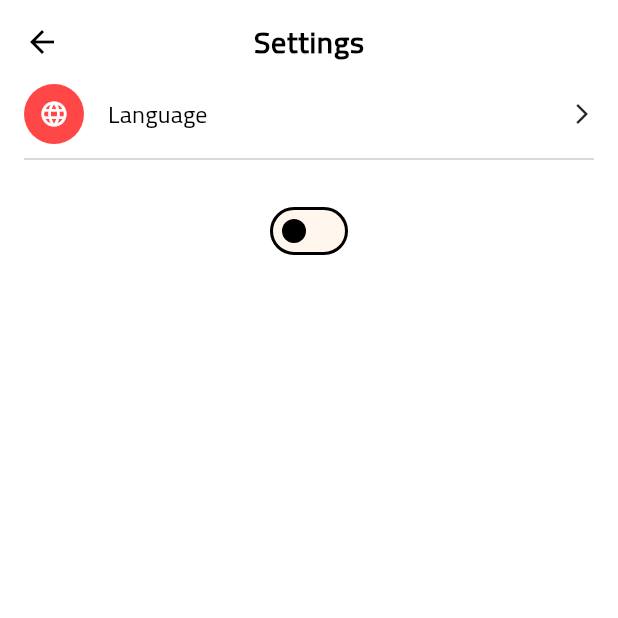
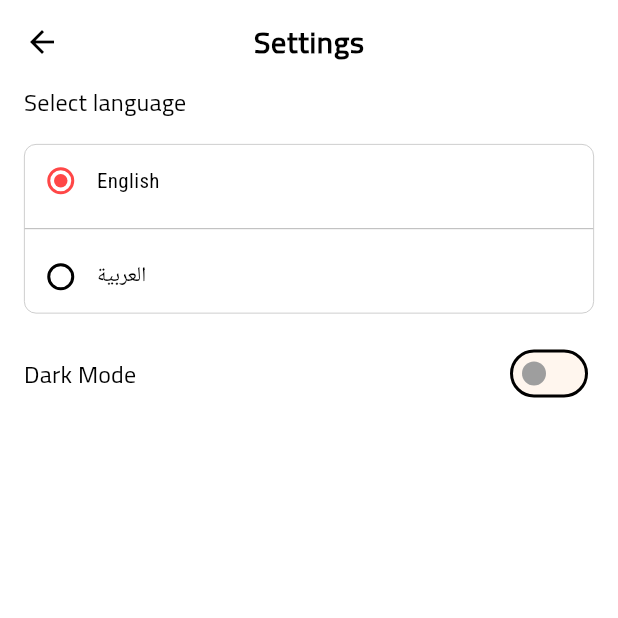
Before and after one commit to AhmedOmran22/Blood-Bank-Application, a Flutter app: the SettingsView screen opened by its route, on a phone screen of 412 x 824 dp, the top half of it. Run offline on Flutter 3.47's test engine with Material 3 defaults, Android fonts, the phone set to English and light mode, and no system bars; our stand-ins replace cloud_firestore, dartz, dio, easy_localization, firebase_auth, firebase_core and 11 more; accounts and stored records are empty.

Commit message:
add theme swithcer and change language from adio widget

```diff
--- a/assets/translations/ar.json
+++ b/assets/translations/ar.json
@@ -75,6 +75,8 @@
     "Blood Given":"دم معطى",
     "Posts":"منشورات",
     "See All":"اظهار الكل",
+    "Select language": "اختر اللغة",
+    "Dark Mode": "الوضع الداكن",
 
 
     "English": "اللغة الانجليزية",
--- a/assets/translations/en.json
+++ b/assets/translations/en.json
@@ -75,6 +75,8 @@
     "Blood Given":"Blood Given",
     "Posts":"Posts",
     "See All":"See All",
+    "Select language": "Select language",
+    "Dark Mode": "Dark Mode",
 
 
     "English": "English",
--- a/lib/features/more/presentation/views/more_view.dart
+++ b/lib/features/more/presentation/views/more_view.dart
@@ -10,7 +10,7 @@ class MoreView extends StatelessWidget {
       appBar: AppBar(
         centerTitle: true,
         title: Text(
-          "Settings",
+          "More",
           style: Theme.of(context).textTheme.bodyLarge,
         ),
       ),
--- a/lib/features/more/presentation/views/widgets/more_item.dart
+++ b/lib/features/more/presentation/views/widgets/more_item.dart
@@ -15,7 +15,7 @@ class MoreItem extends StatelessWidget {
   @override
   Widget build(BuildContext context) {
     return Column(
-      spacing: 2,
+      // spacing: 2,
       children: [
         GestureDetector(
           onTap: onTap,
--- a/lib/features/more/presentation/views/widgets/more_view_body.dart
+++ b/lib/features/more/presentation/views/widgets/more_view_body.dart
@@ -15,7 +15,7 @@ class MoreViewBody extends StatelessWidget {
       child: Padding(
         padding: const EdgeInsets.symmetric(horizontal: 16),
         child: Column(
-          spacing: 16,
+          spacing: 8,
           children: [
             const UserInformationHeader(),
             MoreItem(
--- /dev/null
+++ b/lib/features/more/presentation/views/widgets/select_languauge_item.dart
@@ -0,0 +1,52 @@
+import 'package:easy_localization/easy_localization.dart';
+import 'package:flutter/material.dart';
+
+class SelectLanguageItem extends StatelessWidget {
+  const SelectLanguageItem({super.key});
+
+  @override
+  Widget build(BuildContext context) {
+    return Container(
+      decoration: BoxDecoration(
+        border: Border.all(color: Colors.grey.shade400, width: .5),
+        borderRadius: BorderRadius.circular(8),
+      ),
+      child: Column(
+        children: [
+          Column(
+            children: [
+              Row(
+                children: [
+                  Radio<Locale>(
+                    value: const Locale('en'),
+                    groupValue: context.locale,
+                    onChanged: (value) {
+                      context.setLocale(value!);
+                    },
+                  ),
+                  const Text("English"),
+                ],
+              ),
+              const Divider(
+                thickness: .5,
+                color: Colors.grey,
+              ),
+              Row(
+                children: [
+                  Radio<Locale>(
+                    value: const Locale('ar'),
+                    groupValue: context.locale,
+                    onChanged: (value) {
+                      context.setLocale(value!);
+                    },
+                  ),
+                  const Text("العربية"),
+                ],
+              ),
+            ],
+          )
+        ],
+      ),
+    );
+  }
+}
--- a/lib/features/more/presentation/views/widgets/settings_view_body.dart
+++ b/lib/features/more/presentation/views/widgets/settings_view_body.dart
@@ -1,52 +1,38 @@
-
-import 'package:blood_bank/features/more/presentation/views/widgets/more_item.dart';
+import 'package:blood_bank/features/more/presentation/views/widgets/select_languauge_item.dart';
+import 'package:blood_bank/features/more/presentation/views/widgets/theme_switcher.dart';
 import 'package:flutter/material.dart';
-import 'package:flutter_bloc/flutter_bloc.dart';
-
-import '../../../../../core/cache/prefs.dart';
-import '../../../../../core/theme_cubit/theme_cubit.dart';
 
 class SetingsViewBody extends StatelessWidget {
   const SetingsViewBody({super.key});
 
   @override
   Widget build(BuildContext context) {
-    return const Column(
-      spacing: 16,
+    return Column(
+      crossAxisAlignment: CrossAxisAlignment.start,
       children: [
-        MoreItem(
-          text: "Language",
-          icon: Icons.language,
-          onTap: null,
+        Text(
+          "Select language",
+          style: Theme.of(context).textTheme.titleMedium!.copyWith(
+                fontWeight: FontWeight.normal,
+              ),
         ),
-        ThemeSwitcher(),
+        const SizedBox(height: 16),
+        const SelectLanguageItem(),
+        const SizedBox(height: 16),
+        Row(
+          children: [
+            Text(
+              "Dark Mode",
+              style: Theme.of(context).textTheme.titleMedium!.copyWith(
+                    fontWeight: FontWeight.normal,
+                  ),
+            ),
+            const Spacer(),
+          const ThemeSwitcher(),
+          ],
+        ),
+
       ],
     );
   }
 }
-
-class ThemeSwitcher extends StatefulWidget {
-  const ThemeSwitcher({
-    super.key,
-  });
-
-  @override
-  State<ThemeSwitcher> createState() => _ThemeSwitcherState();
-}
-
-class _ThemeSwitcherState extends State<ThemeSwitcher> {
-  @override
-  Widget build(BuildContext context) {
-    return Switch(
-      value: Prefs.getBool("isDark"),
-      onChanged: (value) {
-        setState(
-          () {
-            Prefs.setBool("isDark", value);
-            BlocProvider.of<ThemeCubit>(context).getCurrentTheme();
-          },
-        );
-      },
-    );
-  }
-}
--- /dev/null
+++ b/lib/features/more/presentation/views/widgets/theme_switcher.dart
@@ -0,0 +1,35 @@
+import 'package:flutter/material.dart';
+import 'package:flutter_bloc/flutter_bloc.dart';
+
+import '../../../../../core/cache/prefs.dart';
+import '../../../../../core/theme_cubit/theme_cubit.dart';
+
+class ThemeSwitcher extends StatefulWidget {
+  const ThemeSwitcher({
+    super.key,
+  });
+
+  @override
+  State<ThemeSwitcher> createState() => _ThemeSwitcherState();
+}
+
+class _ThemeSwitcherState extends State<ThemeSwitcher> {
+  @override
+  Widget build(BuildContext context) {
+    return Switch(
+      inactiveThumbColor: Colors.grey,
+      activeColor: Theme.of(context).primaryColor,
+      activeTrackColor: Colors.grey.shade700,
+      // inactiveTrackColor: Colors.grey,
+      value: Prefs.getBool("isDark"),
+      onChanged: (value) {
+        setState(
+          () {
+            Prefs.setBool("isDark", value);
+            BlocProvider.of<ThemeCubit>(context).getCurrentTheme();
+          },
+        );
+      },
+    );
+  }
+}
```
Also changed, not shown: 4 other files.
